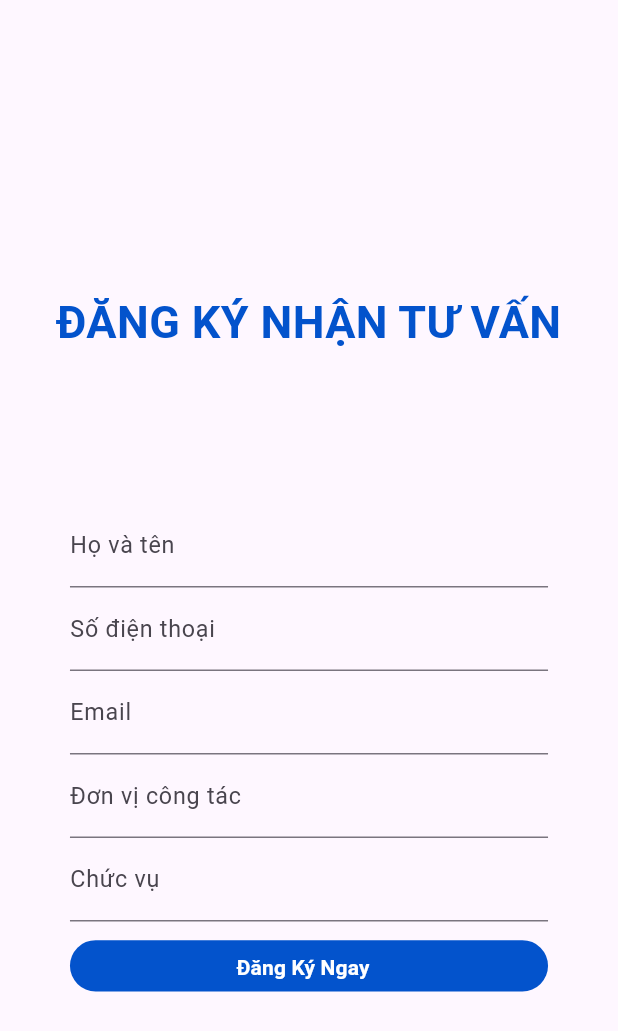
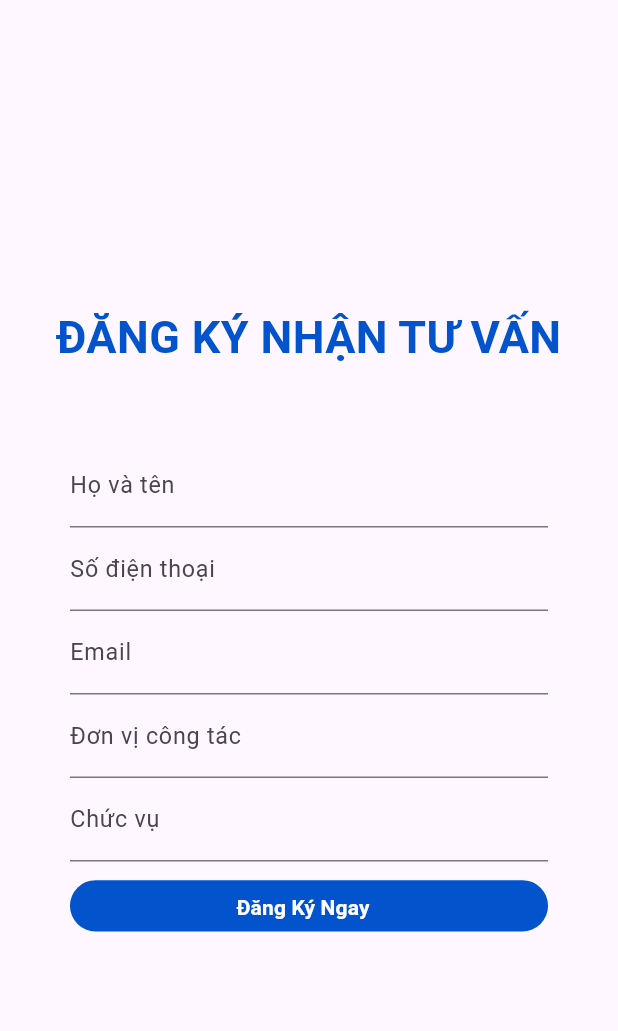
Before and after one commit to laduygaga/adsota-academy, a Flutter app: the RegistrationForm widget shown alone on an empty page, opened directly, on a phone screen of 412 x 824 dp. Shown: the top 1031 px of the screen. Run offline on Flutter 3.47's test engine with Material 2 defaults, Android fonts, the phone set to English and light mode, and no system bars; our stand-ins replace device_preview, flutter_svg.

Commit message:
done desktop 1 without click button to go register form

```diff
--- a/lib/main_content.dart
+++ b/lib/main_content.dart
@@ -201,7 +201,7 @@ class MainContent extends StatelessWidget {
         child: Center(
           child: Container(
             width: 600,
-            height: 1400,
+            height: 1200,
             decoration: BoxDecoration(
               color: const Color(0xFFE0EDFF),
               borderRadius: BorderRadius.circular(24),
--- a/lib/molecules/register_form.dart
+++ b/lib/molecules/register_form.dart
@@ -45,7 +45,6 @@ class RegistrationForm extends StatelessWidget{
         mainAxisAlignment: MainAxisAlignment.center,
         crossAxisAlignment: CrossAxisAlignment.center,
         children: [
-          SizedBox(height: 30),
           Text(
             "ĐĂNG KÝ NHẬN TƯ VẤN",
             textAlign: TextAlign.center,
@@ -55,7 +54,7 @@ class RegistrationForm extends StatelessWidget{
               fontWeight: FontWeight.bold,
             ),
           ),
-          SizedBox(height: 100),
+          SizedBox(height: 50),
           SizedBox(
             child: OTAForm(),
           ),
```
